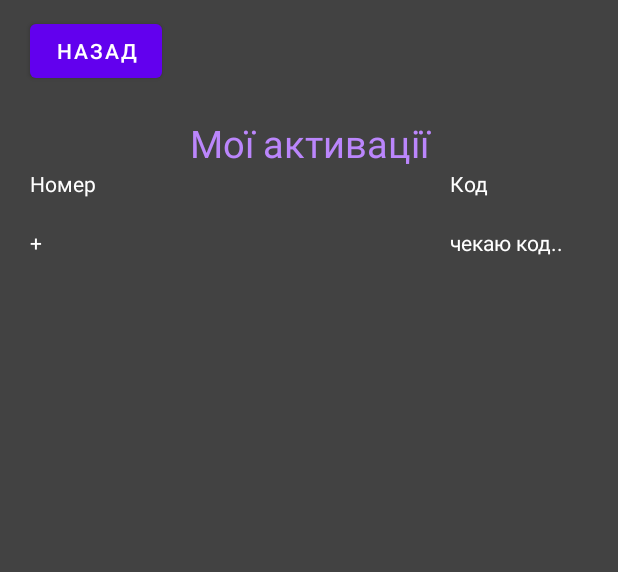
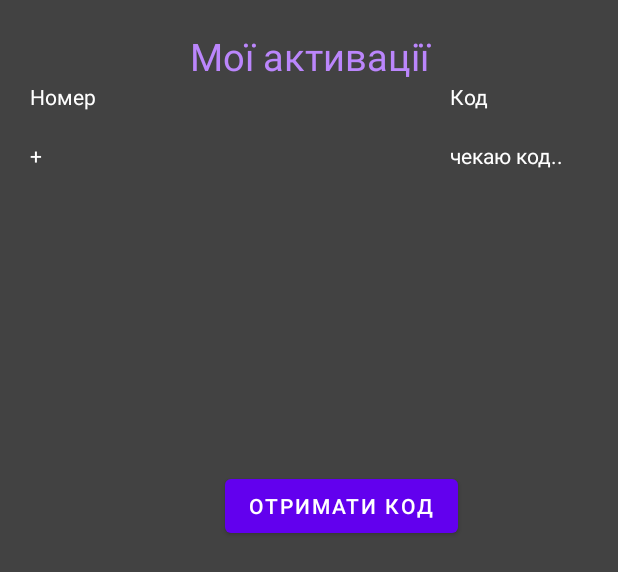
Before and after one commit to brunoauditore/android_NULP, an Android app: the layout activity_3.xml on its own in the app's theme, with its tools: preview values and no code run, on a phone screen of 412 x 824 dp. Shown: the top 572 px of the screen. Run offline under Robolectric (Android 15) with nearby library versions, the phone set to English and light mode, and no system bars.

```diff
--- a/app/build.gradle
+++ b/app/build.gradle
@@ -49,5 +49,4 @@ dependencies {
     androidTestImplementation 'androidx.test.espresso:espresso-core:3.3.0'
 
     implementation "org.jetbrains.anko:anko-common:0.9"
-    implementation 'org.jetbrains.kotlinx:kotlinx-coroutines-android:1.0.1'
 }
--- a/app/src/main/res/layout/activity_3.xml
+++ b/app/src/main/res/layout/activity_3.xml
@@ -7,20 +7,11 @@
     android:background="@color/cardview_dark_background"
     tools:context=".Activity3">
 
-    <Button
-        android:id="@+id/button"
-        android:layout_width="wrap_content"
-        android:layout_height="wrap_content"
-        android:layout_marginLeft="20dp"
-        android:layout_marginTop="10dp"
-        android:text="Назад" />
-
     <TextView
         android:id="@+id/textView2"
         android:layout_width="match_parent"
         android:layout_height="wrap_content"
         android:layout_marginTop="20dp"
-        android:layout_below="@id/button"
         android:text="Мої активації"
         android:textAlignment="center"
         android:textColor="@color/purple_200"
@@ -63,4 +54,14 @@
         android:layout_marginTop="20dp"
         android:text="чекаю код.."
         android:textColor="@color/white" />
+
+    <Button
+        android:id="@+id/button"
+        android:layout_width="wrap_content"
+        android:layout_height="wrap_content"
+        android:layout_below="@id/number"
+        android:layout_marginLeft="150dp"
+        android:layout_marginTop="200dp"
+        android:layout_marginBottom="50dp"
+        android:text="Отримати код" />
 </RelativeLayout>
--- a/app/src/main/res/layout/activity_main.xml
+++ b/app/src/main/res/layout/activity_main.xml
@@ -6,8 +6,6 @@
     android:layout_height="match_parent"
     android:background="@color/cardview_dark_background"
     tools:context=".MainActivity">
-
-
     <TextView
         android:id="@+id/textView"
         android:layout_width="match_parent"
```
Also changed, not shown: app/src/main/java/com/example/sms/Activity3.kt (+34 -41 lines).
